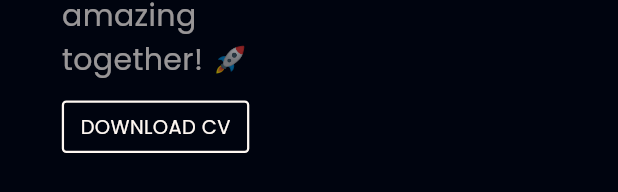
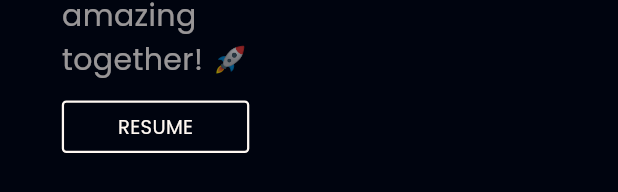
Before and after one commit to azazali0786/Portfolio_Flutter_Website, a Flutter app: the HomeDesktop widget shown alone on an empty page, opened directly, on a phone screen of 412 x 824 dp. Shown: the part 1005-1197 px from the top of the screen. Run offline on Flutter 3.47's test engine with Material 3 defaults, Android fonts, the phone set to English and light mode, and no system bars; drawn by our look-alikes of animated_text_kit; our stand-ins replace bloc, carousel_slider, connectivity_plus, flutter_bloc, flutter_svg, scrollable_positioned_list and 1 more; missing offline and left inert: universal_html; network calls fail.

Commit message:
2 commit

```diff
--- a/lib/app/sections/home/home_desktop.dart
+++ b/lib/app/sections/home/home_desktop.dart
@@ -83,7 +83,7 @@ class HomeDesktop extends StatelessWidget {
                   ),
                   Space.y(3.w)!,
                   ColorChageButton(
-                    text: 'download cv',
+                    text: 'Resume',
                     onTap: () {
                       html.window.open(resume, "pdf");
                     },
--- a/lib/app/sections/home/home_mobile.dart
+++ b/lib/app/sections/home/home_mobile.dart
@@ -66,7 +66,7 @@ class HomeMobile extends StatelessWidget {
             mainAxisAlignment: MainAxisAlignment.spaceBetween,
             children: [
               ColorChageButton(
-                text: 'download cv',
+                text: 'Resume',
                 onTap: () {
                   html.window.open(resume, "pdf");
                 },
--- a/lib/app/sections/home/home_tab.dart
+++ b/lib/app/sections/home/home_tab.dart
@@ -95,7 +95,7 @@ class HomeTab extends StatelessWidget {
                 ),
                 Space.y(2.w)!,
                 ColorChageButton(
-                  text: 'download cv',
+                  text: 'Resume',
                   onTap: () {
                     html.window.open(resume, "pdf");
                   },
--- a/lib/app/sections/services/services_desktop.dart
+++ b/lib/app/sections/services/services_desktop.dart
@@ -15,7 +15,7 @@ class ServiceDesktopState extends State<ServiceDesktop> {
 
     return Container(
       padding: EdgeInsets.symmetric(horizontal: width / 8)
-          .copyWith(bottom: height * 0.2),
+          .copyWith(bottom: height * 0.02),
       child: Column(
         children: [
           const CustomSectionHeading(text: '\nWhat I can do?'),
@@ -35,7 +35,7 @@ class ServiceDesktopState extends State<ServiceDesktop> {
                 )
                 .toList(),
           ),
-          Space.y(4.w)!,
+          Space.y(8.w)!,
           const TechStack(),
         ],
       ),
--- a/lib/app/sections/services/services_mobile.dart
+++ b/lib/app/sections/services/services_mobile.dart
@@ -33,7 +33,7 @@ class ServiceMobile extends StatelessWidget {
             enableInfiniteScroll: false,
           ),
         ),
-        Space.y(3.w)!,
+        Space.y(8.w)!,
         const TechStack(),
       ],
     );
--- a/lib/app/sections/techstack/tech_stack.dart
+++ b/lib/app/sections/techstack/tech_stack.dart
@@ -57,7 +57,7 @@ class TechStack extends StatelessWidget {
                 spacing: 2.w,
                 children: TechUtils.techIcons
                     .map(
-                      (icon) => SvgPicture.network(icon,height: 50,width: 50,),
+                      (icon) => SvgPicture.network(icon,height: 50,width: 50,allowDrawingOutsideViewBox: true,),
                     )
                     .toList(),
               ),
@@ -73,7 +73,7 @@ class TechStack extends StatelessWidget {
                         .map(
                           (icon) => Padding(
                             padding: EdgeInsets.symmetric(horizontal: 3.w),
-                            child: SvgPicture.network(icon,height: 50,width: 50,),
+                            child: SvgPicture.network(icon,height: 50,width: 50,allowDrawingOutsideViewBox: true,),
                           ),
                         )
                         .toList(),
--- a/lib/changes/links.dart
+++ b/lib/changes/links.dart
@@ -1,6 +1,6 @@
 // CV
 const String resume =
-    'https://drive.google.com/file/d/1BbNlUuKquvMjFgYkYXIjyGz4vP8ueJZL/view?usp=drivesdk';
+    'https://drive.google.com/drive/folders/197tcpQzuR3EGVh2_URwuv40uUFKFrj2y?usp=sharing';
 
 // Github Link
 const String gitHub = 'https://github.com/azazali0786';
--- a/pubspec.yaml
+++ b/pubspec.yaml
@@ -16,7 +16,7 @@ dependencies:
   flutter:
     sdk: flutter
   flutter_bloc: ^8.1.1
-  flutter_svg: ^1.1.5
+  flutter_svg: ^2.0.9
   http: ^0.13.1
   provider: ^6.0.1
   scrollable_positioned_list: ^0.3.5
```
Also changed, not shown: lib/app/utils/project_utils.dart (+9 -1 lines), assets/imgs/07.png (added), pubspec.lock, 1 other file.
